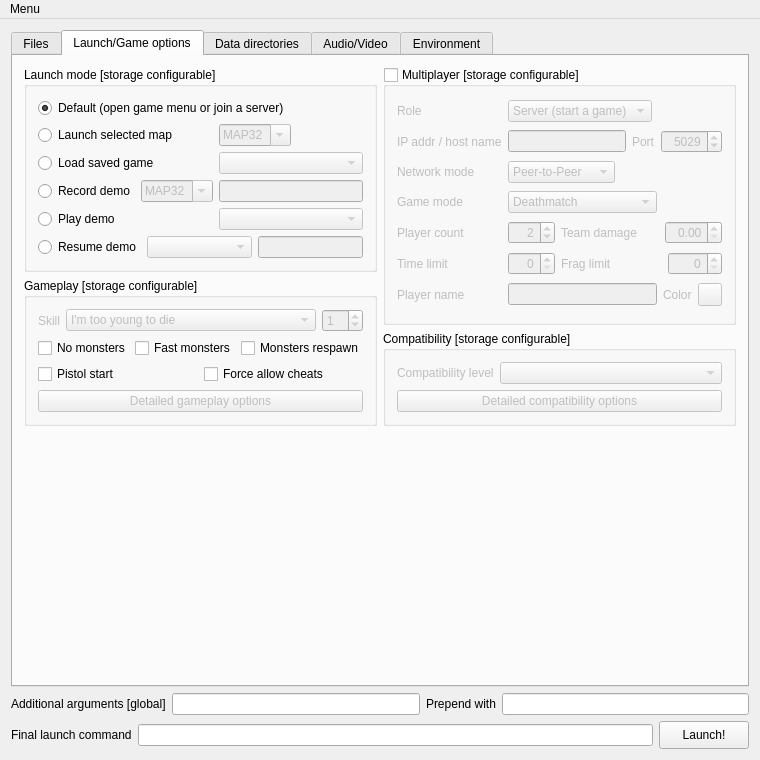
Youda008/DoomRunner, file Forms/MainWindow.ui: the form before one commit.
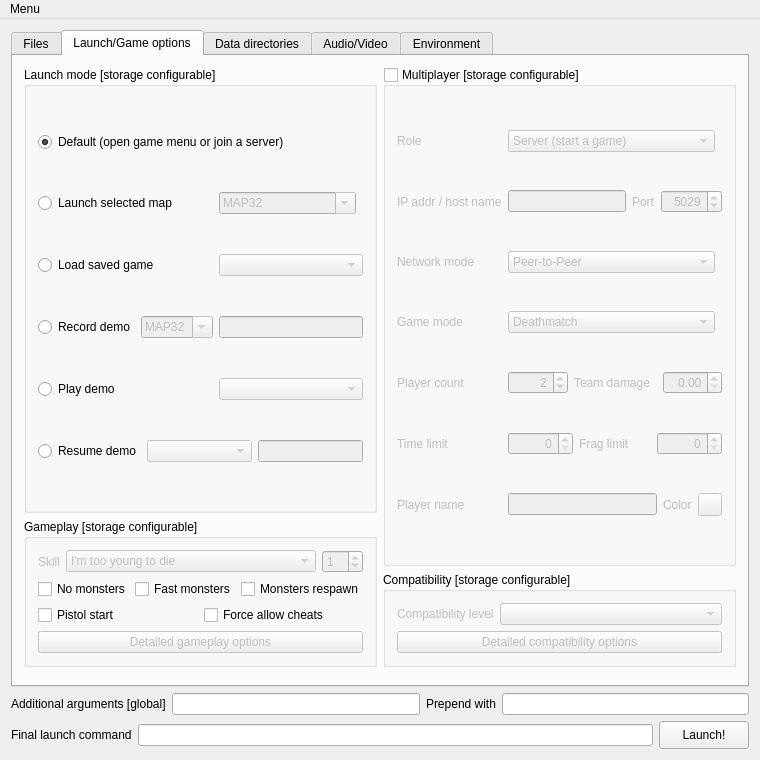
The form after the commit. The open tabs and pages were chosen to show the change. Icons and pictures are not drawn. Custom widgets are drawn as their Qt base class.

Commit message: removed unnecessary size hints for spacers

Diff of the .ui file:
```diff
--- a/Forms/MainWindow.ui
+++ b/Forms/MainWindow.ui
@@ -648,12 +648,6 @@
                    <property name="orientation">
                     <enum>Qt::Horizontal</enum>
                    </property>
-                   <property name="sizeHint" stdset="0">
-                    <size>
-                     <width>0</width>
-                     <height>20</height>
-                    </size>
-                   </property>
                   </spacer>
                  </item>
                 </layout>
@@ -1044,12 +1038,6 @@
                    <property name="orientation">
                     <enum>Qt::Horizontal</enum>
                    </property>
-                   <property name="sizeHint" stdset="0">
-                    <size>
-                     <width>0</width>
-                     <height>20</height>
-                    </size>
-                   </property>
                   </spacer>
                  </item>
                 </layout>
@@ -1162,12 +1150,6 @@
                    <property name="orientation">
                     <enum>Qt::Horizontal</enum>
                    </property>
-                   <property name="sizeHint" stdset="0">
-                    <size>
-                     <width>0</width>
-                     <height>20</height>
-                    </size>
-                   </property>
                   </spacer>
                  </item>
                 </layout>
@@ -1238,12 +1220,6 @@
                    <property name="orientation">
                     <enum>Qt::Horizontal</enum>
                    </property>
-                   <property name="sizeHint" stdset="0">
-                    <size>
-                     <width>0</width>
-                     <height>20</height>
-                    </size>
-                   </property>
                   </spacer>
                  </item>
                 </layout>
@@ -1303,12 +1279,6 @@
                    <property name="orientation">
                     <enum>Qt::Horizontal</enum>
                    </property>
-                   <property name="sizeHint" stdset="0">
-                    <size>
-                     <width>0</width>
-                     <height>20</height>
-                    </size>
-                   </property>
                   </spacer>
                  </item>
                  <item>
@@ -1378,12 +1348,6 @@
                    <property name="orientation">
                     <enum>Qt::Horizontal</enum>
                    </property>
-                   <property name="sizeHint" stdset="0">
-                    <size>
-                     <width>0</width>
-                     <height>20</height>
-                    </size>
-                   </property>
                   </spacer>
                  </item>
                  <item>
@@ -1518,12 +1482,6 @@
           <property name="orientation">
            <enum>Qt::Vertical</enum>
           </property>
-          <property name="sizeHint" stdset="0">
-           <size>
-            <width>20</width>
-            <height>40</height>
-           </size>
-          </property>
          </spacer>
         </item>
        </layout>
```
Left out of the diff: 56 changed lines with no effect on the pictures. The commit also changes 5 other files.
